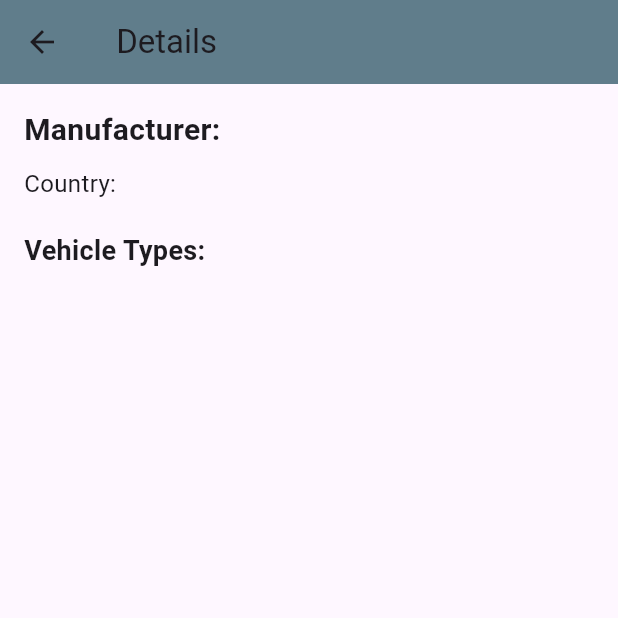
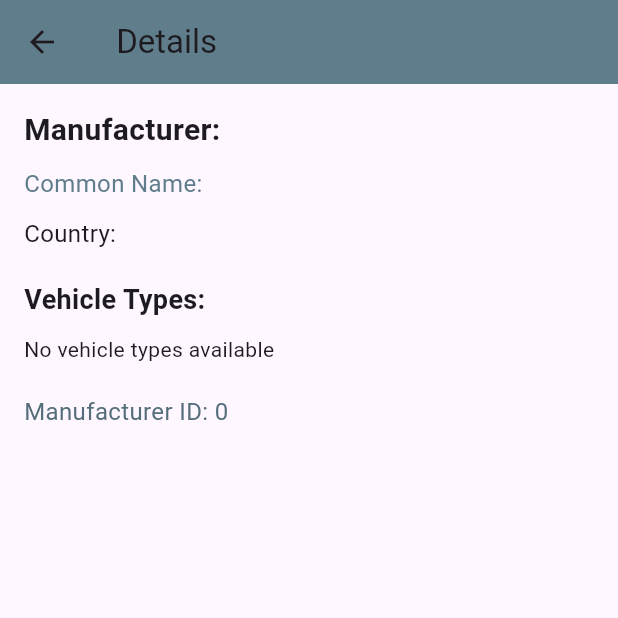
Before and after one commit to thapana65/car_manufac, a Flutter app: the CarDetailsPage screen opened directly with empty values, on a phone screen of 412 x 824 dp, the top half of it. Run offline on Flutter 3.47's test engine with Material 3 defaults, Android fonts, the phone set to English and light mode, and no system bars; network calls fail.

Commit message:
car manufac

```diff
--- a/lib/car_manufac.dart
+++ b/lib/car_manufac.dart
@@ -31,7 +31,6 @@ class _CarManufacState extends State<CarManufac> {
       filteredManufacturers = manufacturers
           .where((manufacturer) {
             var lowerQuery = query.toLowerCase();
-            // ตรวจสอบให้แน่ใจว่าไม่ใช่ null ก่อนทำการค้นหา
             return (manufacturer.mfrCommonName?.toLowerCase().contains(lowerQuery) ?? false) ||
                 (manufacturer.mfrName?.toLowerCase().contains(lowerQuery) ?? false) ||
                 (manufacturer.country?.toLowerCase().contains(lowerQuery) ?? false);
@@ -91,19 +90,32 @@ class _CarManufacState extends State<CarManufac> {
                               horizontal: 16.0, vertical: 12.0),
                           leading: Icon(Icons.directions_car,
                               color: Colors.blueGrey),
-                          title: Text(
-                            manufacturer.mfrCommonName ?? "No Name",
+                          title: Row(
+                            children: [
+                              Expanded(
+                                child: Text(
+                                  manufacturer.mfrCommonName ?? "No Common Name",
                                   style: TextStyle(
                                     fontWeight: FontWeight.bold,
                                     fontSize: 18.0,
                                     color: Colors.blueGrey,
                                   ),
                                 ),
-                          subtitle: Text(
-                            "ID: ${manufacturer.mfrId}",
+                              ),
+                            ],
+                          ),
+                          subtitle: Row(
+                            children: [
+                              Expanded(
+                                child: Text(
+                                  'ID: ${manufacturer.mfrId} | ${manufacturer.mfrName ?? "No Name"}',
                                   style: TextStyle(
                                     color: Colors.blueGrey[600],
+                                    fontSize: 14.0,
                                   ),
+                                ),
+                              ),
+                            ],
                           ),
                           onTap: () {
                             // เปิดหน้าจอรายละเอียด
@@ -139,7 +151,8 @@ class CarDetailsPage extends StatelessWidget {
   CarDetailsPage(this.manufacturer);
 
   // ฟังก์ชันเพื่อแปลงค่า Enum หรือค่าคงที่เป็นข้อความที่เข้าใจง่าย
-  String getVehicleTypeName(String vehicleType) {
+  String getVehicleTypeName(String? vehicleType) {
+    // สร้างแผนที่ประเภทของรถยนต์จากชื่อที่ต้องการ
     Map<String, String> vehicleTypeMap = {
       'PASSENGER_CAR': 'Passenger Car',
       'TRUCK': 'Truck',
@@ -147,12 +160,13 @@ class CarDetailsPage extends StatelessWidget {
       // เพิ่มประเภทอื่น ๆ ที่ต้องการ
     };
 
-    return vehicleTypeMap[vehicleType] ?? vehicleType;
+    // ตรวจสอบและแปลงประเภทของรถจากชื่อในแผนที่
+    return vehicleType != null ? vehicleTypeMap[vehicleType] ?? vehicleType : "Unknown";
   }
 
   @override
   Widget build(BuildContext context) {
-    var vehicleTypes = manufacturer.vehicleTypes;
+    var vehicleTypes = manufacturer.vehicleTypes ?? []; // Default to empty list if null
 
     return Scaffold(
       appBar: AppBar(
@@ -161,16 +175,21 @@ class CarDetailsPage extends StatelessWidget {
       ),
       body: Padding(
         padding: const EdgeInsets.all(16.0),
-        child: Column(
-          crossAxisAlignment: CrossAxisAlignment.start,
+        child: ListView(
           children: [
+            // ข้อมูลของผู้ผลิต
             Text(
-              'Manufacturer: ${manufacturer.mfrName}',
+              'Manufacturer: ${manufacturer.mfrName ?? "No Name"}',
               style: TextStyle(fontSize: 20.0, fontWeight: FontWeight.bold),
             ),
             SizedBox(height: 10),
             Text(
-              'Country: ${manufacturer.country}',
+              'Common Name: ${manufacturer.mfrCommonName ?? "No Common Name"}',
+              style: TextStyle(fontSize: 16.0, color: Colors.blueGrey),
+            ),
+            SizedBox(height: 10),
+            Text(
+              'Country: ${manufacturer.country ?? "Unknown"}',
               style: TextStyle(fontSize: 16.0),
             ),
             SizedBox(height: 20),
@@ -180,9 +199,11 @@ class CarDetailsPage extends StatelessWidget {
             ),
             SizedBox(height: 10),
             // แสดงประเภทของรถยนต์
-            ...(vehicleTypes?.isNotEmpty ?? false)
-                ? vehicleTypes!.map<Widget>((vehicle) {
-                    return Row(
+            ...(vehicleTypes.isNotEmpty
+                ? vehicleTypes.map<Widget>((vehicle) {
+                    return Padding(
+                      padding: const EdgeInsets.symmetric(vertical: 5.0),
+                      child: Row(
                         children: [
                           Icon(
                             vehicle.isPrimary! ? Icons.check_circle : Icons.cancel,
@@ -190,14 +211,23 @@ class CarDetailsPage extends StatelessWidget {
                           ),
                           SizedBox(width: 10),
                           // แสดงประเภทของรถยนต์ในรูปแบบที่เข้าใจง่าย
-                        Text(
+                          Expanded(
+                            child: Text(
                               getVehicleTypeName(vehicle.name?.toString() ?? "Unknown"),
                               style: TextStyle(fontSize: 16.0),
                             ),
+                          ),
                         ],
+                      ),
                     );
                   }).toList()
-                : [],
+                : [Text('No vehicle types available')]), // Use a list with one element if empty
+            SizedBox(height: 20),
+            // แสดงข้อมูลเพิ่มเติม
+            Text(
+              'Manufacturer ID: ${manufacturer.mfrId ?? "No ID"}',
+              style: TextStyle(fontSize: 16.0, color: Colors.blueGrey[600]),
+            ),
           ],
         ),
       ),
```
Lines whose indentation alone changed are shown as unchanged.
